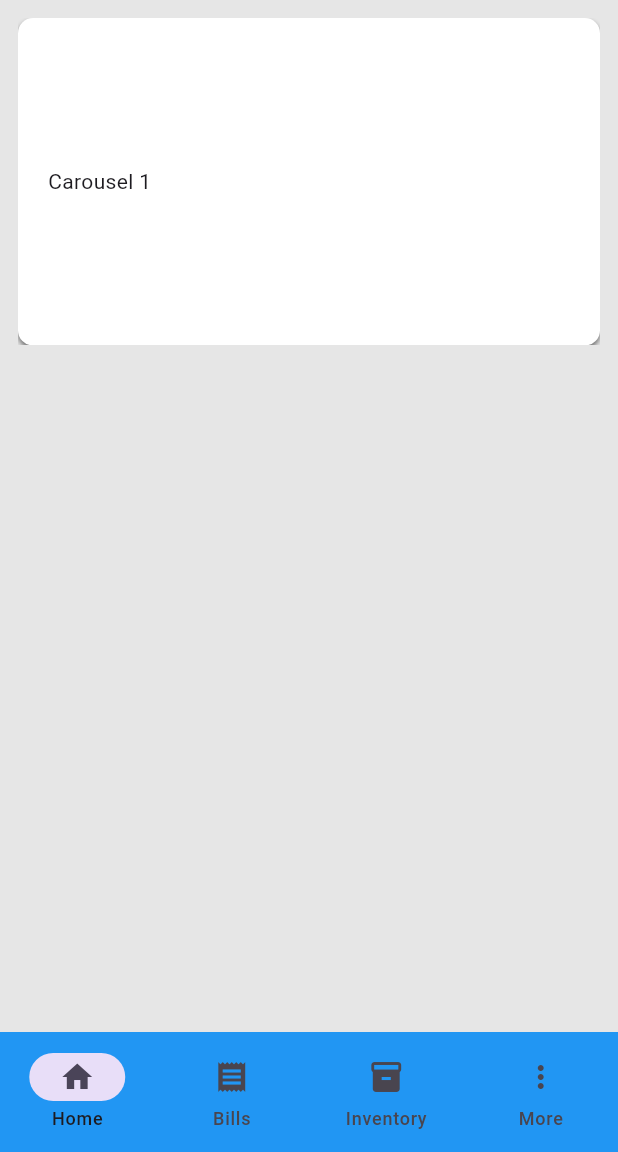
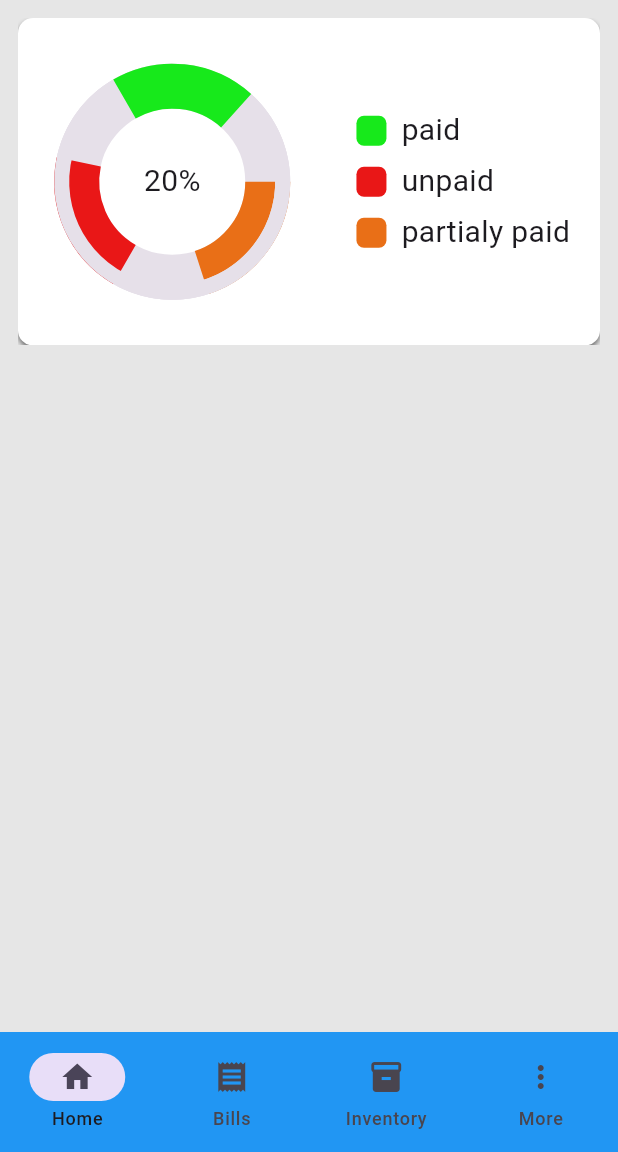
Before and after one commit to Adithya-1489181/billFold, a Flutter app: the screen it shows after launch, on a phone screen of 412 x 824 dp, the part 84-1236 px from its top. Run offline on Flutter 3.47's test engine with Material 3 defaults, Android fonts, the phone set to English and light mode, and no system bars; drawn by our look-alikes of carousel_slider, syncfusion_flutter_gauges.

Commit message:
feat: added payStatusChart & its labels

```diff
--- a/lib/views/components/carousel_widget.dart
+++ b/lib/views/components/carousel_widget.dart
@@ -1,3 +1,5 @@
+import 'package:billfold/views/components/chartLabel_widget.dart';
+import 'package:billfold/views/components/payStatusChart_widget.dart';
 import 'package:carousel_slider/carousel_slider.dart';
 import 'package:flutter/material.dart';
 
@@ -31,9 +33,12 @@ class _CarouselWidgetState extends State<CarouselWidget> {
               height: 200,
               width: double.infinity,
               child: Row(
+                crossAxisAlignment: CrossAxisAlignment.start,
                 children: [
-                  Text("Carousel 1"),
-                  //Chart(),
+                  //Chart
+                  PayStatusChart(),
+                  SizedBox(width: 40),
+                  ChartLabel(),
                   //Values()
                 ],
               ),
--- /dev/null
+++ b/lib/views/components/chartLabel_widget.dart
@@ -0,0 +1,43 @@
+import 'package:flutter/material.dart';
+
+class ChartLabel extends StatelessWidget {
+  const ChartLabel({super.key});
+
+  @override
+  Widget build(BuildContext context) {
+    final Map<String, Color> _labels = {
+      "paid": Color.fromARGB(255, 23, 233, 27),
+      "unpaid": Color.fromARGB(255, 233, 23, 23),
+      "partialy paid": Color.fromARGB(255, 233, 111, 23),
+    };
+    return Column(
+      mainAxisAlignment: MainAxisAlignment.center,
+      spacing: 5,
+      crossAxisAlignment: CrossAxisAlignment.start,
+      children: List.generate(
+        3,
+        (index) => LabelsChart(
+          _labels.keys.elementAt(index),
+          _labels.values.elementAt(index),
+        ),
+      ),
+    );
+  }
+
+  LabelsChart(String label, Color color) {
+    return Row(
+      children: [
+        Container(
+          height: 20,
+          width: 20,
+          decoration: BoxDecoration(
+            color: color,
+            borderRadius: BorderRadius.circular(5),
+          ),
+        ),
+        SizedBox(width: 10),
+        Text(label, style: TextStyle(fontSize: 20)),
+      ],
+    );
+  }
+}
--- /dev/null
+++ b/lib/views/components/payStatusChart_widget.dart
@@ -0,0 +1,71 @@
+import 'package:flutter/material.dart';
+import 'package:syncfusion_flutter_gauges/gauges.dart';
+
+class PayStatusChart extends StatelessWidget {
+  const PayStatusChart({super.key});
+
+  @override
+  Widget build(BuildContext context) {
+    return Expanded(
+      child: SizedBox(
+        height: 200,
+        child: SfRadialGauge(
+          axes: [
+            RadialAxis(
+              labelOffset: 0,
+              pointers: [
+                RangePointer(
+                  value: 20,
+                  cornerStyle: CornerStyle.bothFlat,
+                  color: Color.fromARGB(255, 233, 111, 23),
+                  width: 30,
+                ),
+              ],
+              axisLineStyle: AxisLineStyle(thickness: 30),
+              startAngle: 0,
+              endAngle: 0,
+              showLabels: false,
+              showTicks: false,
+              annotations: [
+                GaugeAnnotation(
+                  widget: Text(
+                    "20%",
+                    style: TextStyle(fontWeight: FontWeight.w400, fontSize: 20),
+                  ),
+                ),
+              ],
+            ),
+            RadialAxis(
+              pointers: [
+                RangePointer(
+                  value: 20,
+                  cornerStyle: CornerStyle.bothFlat,
+                  color: Color.fromARGB(255, 233, 23, 23),
+                  width: 30,
+                ),
+              ],
+              startAngle: 120,
+              endAngle: 120,
+              showLabels: false,
+              showTicks: false,
+            ),
+            RadialAxis(
+              pointers: [
+                RangePointer(
+                  value: 20,
+                  cornerStyle: CornerStyle.bothFlat,
+                  color: Color.fromARGB(255, 23, 233, 27),
+                  width: 30,
+                ),
+              ],
+              startAngle: 240,
+              endAngle: 240,
+              showLabels: false,
+              showTicks: false,
+            ),
+          ],
+        ),
+      ),
+    );
+  }
+}
--- a/pubspec.yaml
+++ b/pubspec.yaml
@@ -36,6 +36,7 @@ dependencies:
   cupertino_icons: ^1.0.8
   flutter_riverpod: ^3.1.0
   carousel_slider: ^5.1.1
+  syncfusion_flutter_gauges: ^32.1.24
 
 dev_dependencies:
   flutter_test:
```
Also changed, not shown: pubspec.lock.
